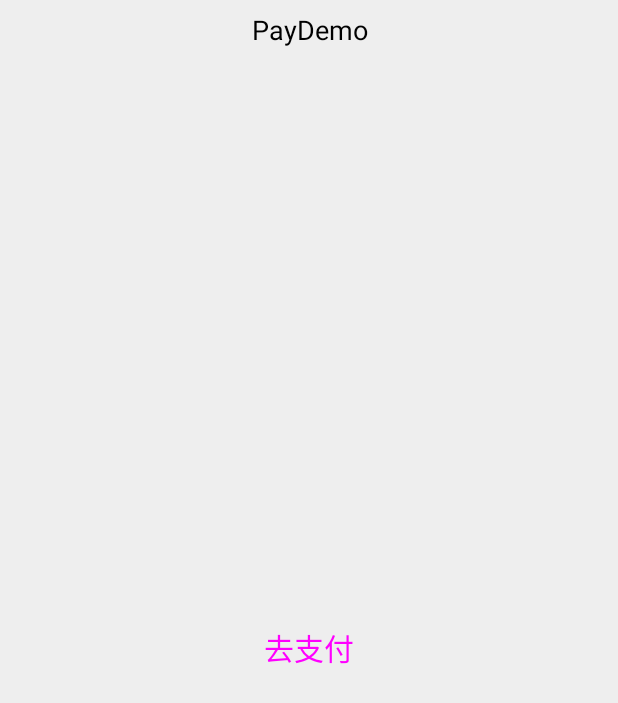
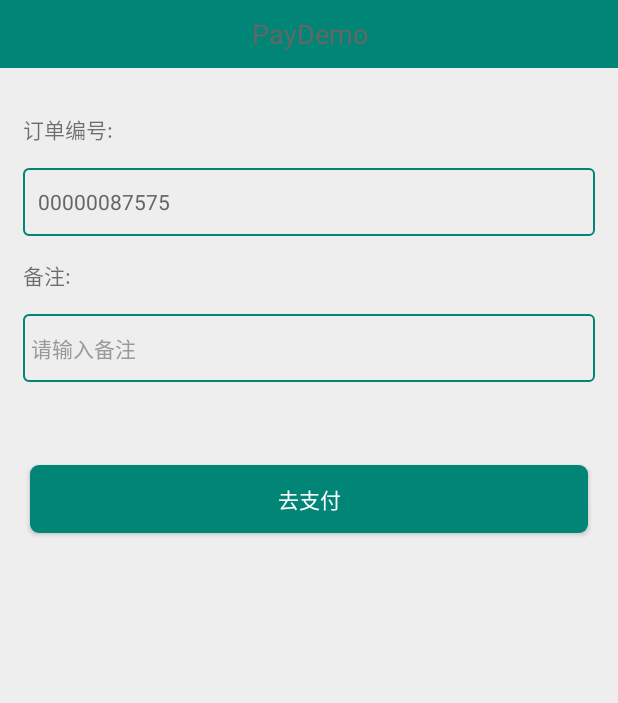
Before and after one commit to zhukunpeng0503/PayDemo, an Android app: the screen it shows after launch (MainActivity), on a phone screen of 412 x 824 dp. Shown: the top 703 px of the screen. Run offline under Robolectric (Android 15) with nearby library versions, the phone set to English and light mode, and no system bars.

Commit message:
##update## 优化UI

```diff
--- a/app/src/main/java/com/zkp/walletdemo/MainActivity.java
+++ b/app/src/main/java/com/zkp/walletdemo/MainActivity.java
@@ -3,6 +3,7 @@ package com.zkp.walletdemo;
 import android.app.Activity;
 import android.app.AlertDialog;
 import android.app.Dialog;
+import android.app.ProgressDialog;
 import android.content.Context;
 import android.content.Intent;
 import android.content.pm.PackageInfo;
@@ -11,12 +12,15 @@ import android.os.AsyncTask;
 import android.provider.Settings;
 import android.support.annotation.NonNull;
 import android.os.Bundle;
+import android.text.TextUtils;
 import android.util.Log;
 import android.view.View;
 import android.view.ViewGroup;
 import android.view.Window;
+import android.widget.EditText;
 import android.widget.ProgressBar;
 import android.widget.RelativeLayout;
+import android.widget.TextView;
 import android.widget.Toast;
 
 import com.fasterxml.jackson.databind.DeserializationFeature;
@@ -61,6 +65,8 @@ public class MainActivity extends Activity {
 
     private static final String KEY_BUNDLE = "PAY_REQUEST_PARAMS";
     private static final String KEY_BUNDLE_CALLBACK_NAME = "n";
+    private EditText et_remark;
+    private TextView tv_number;
 
 
     @Override
@@ -76,7 +82,11 @@ public class MainActivity extends Activity {
             @Override
             public void onLazyClick(View view) {
                 num = (int) (Math.random() * 8998) + 1000 + 1;
-                pay(); // 开始支付
+                if (TextUtils.isEmpty(et_remark.getText().toString())) {
+                    Toast.makeText(MainActivity.this, "请添加备注", Toast.LENGTH_SHORT).show();
+                } else {
+                    pay(); // 开始支付
+                }
             }
         });
     }
@@ -91,6 +101,7 @@ public class MainActivity extends Activity {
         preTask = new PrePayTask();
         preTask.execute();
     }
+
     //请求参数的封装
     public String postString() {
         return Object2Json.map2Json(post());
@@ -98,15 +109,14 @@ public class MainActivity extends Activity {
 
     public HashMap<String, Object> post() {
         //请求参数 存到hashMap中
-
         myMap = new HashMap<>();
         myMap.put("amount", "1");
-        myMap.put("attach", "2");
+        myMap.put("attach", et_remark.getText().toString());
         myMap.put("coinId", "34190899187000");
         myMap.put("goodsTag", "coin");
         myMap.put("goodsType", "ETH");
         myMap.put("industry", "fubt");
-        myMap.put("refBizNo", "0000008" + num);
+        myMap.put("refBizNo", tv_number.getText().toString());
 
         mapper = new ObjectMapper();
         mapper.configure(DeserializationFeature.FAIL_ON_UNKNOWN_PROPERTIES, false);
@@ -116,6 +126,7 @@ public class MainActivity extends Activity {
             HashMap<String, Object> bodyEncryptMap = DCPEncryptor.encrypt(mapper.writeValueAsString(myMap),
                     ProtocolConfigSeparate.mbr_public_key,
                     ProtocolConfigSeparate.private_key);
+            //设备信息
             device = new Device();
             device.deviceId = getAndroidId(this);
             device.appVersion = getVersionName(this);
@@ -226,6 +237,10 @@ public class MainActivity extends Activity {
 
 
     private void initViews() {
+        et_remark = findViewById(R.id.et_remark);
+        tv_number = findViewById(R.id.tv_number);
+        tv_number.setText("0000008" + num);
+
         button1 = findViewById(R.id.include1);
         //请求头部的封装
         mHeadMap = new HashMap<>();
--- a/app/src/main/res/drawable/item_bg.xml
+++ b/app/src/main/res/drawable/item_bg.xml
@@ -2,5 +2,5 @@
 <shape xmlns:android="http://schemas.android.com/apk/res/android"
     android:shape="rectangle" >
     <corners android:radius="6dp"/>
-    <solid android:color="#ffffff"/>
+    <solid android:color="@color/colorPrimary"/>
 </shape>
--- /dev/null
+++ b/app/src/main/res/drawable/item_shape.xml
@@ -0,0 +1,5 @@
+<?xml version="1.0" encoding="utf-8"?>
+<shape xmlns:android="http://schemas.android.com/apk/res/android">
+<corners android:radius="3dp" />
+    <stroke android:width="1dp" android:color="@color/colorPrimary"/>
+</shape>
--- a/app/src/main/res/layout/activity_main.xml
+++ b/app/src/main/res/layout/activity_main.xml
@@ -11,18 +11,63 @@
 
     <TextView
         android:layout_width="match_parent"
-        android:layout_height="40dp"
+        android:layout_height="45dp"
+        android:background="@color/colorPrimary"
         android:gravity="center"
         android:text="@string/app_name"
-        android:textColor="#000000"
+        android:textColor="#666666"
         android:textSize="18sp" />
 
-    <include
+
+    <TextView
+        android:layout_width="match_parent"
+        android:layout_height="wrap_content"
+        android:layout_marginLeft="15dp"
+        android:layout_marginTop="30dp"
+        android:text="订单编号:"
+        android:textSize="14sp" />
+
+    <TextView
+        android:id="@+id/tv_number"
+        android:layout_width="match_parent"
+        android:layout_height="45dp"
+        android:layout_margin="15dp"
+        android:background="@drawable/item_shape"
+        android:gravity="center_vertical"
+        android:paddingLeft="10dp"
+        android:textColor="#666666"
+        android:textSize="14sp" />
+
+    <TextView
+        android:layout_width="wrap_content"
+        android:layout_height="wrap_content"
+        android:layout_marginLeft="15dp"
+        android:text="备注:"
+        android:textSize="14sp" />
+
+    <EditText
+        android:id="@+id/et_remark"
+        android:layout_width="match_parent"
+        android:layout_height="45dp"
+        android:layout_margin="15dp"
+        android:background="@drawable/item_shape"
+        android:hint="请输入备注"
+        android:paddingLeft="5dp"
+        android:textColor="#666666"
+        android:textColorHint="#999999"
+        android:textSize="14sp" />
+
+
+    <Button
         android:id="@+id/include1"
-        layout="@layout/item_pay"
         android:layout_width="match_parent"
-        android:layout_height="0dp"
-        android:layout_weight="1" />
+        android:layout_height="45dp"
+        android:layout_marginLeft="20dp"
+        android:layout_marginTop="40dp"
+        android:layout_marginRight="20dp"
+        android:background="@drawable/item_bg"
+        android:text="去支付"
+        android:textColor="#ffffff" />
 
 
 </LinearLayout>
```
